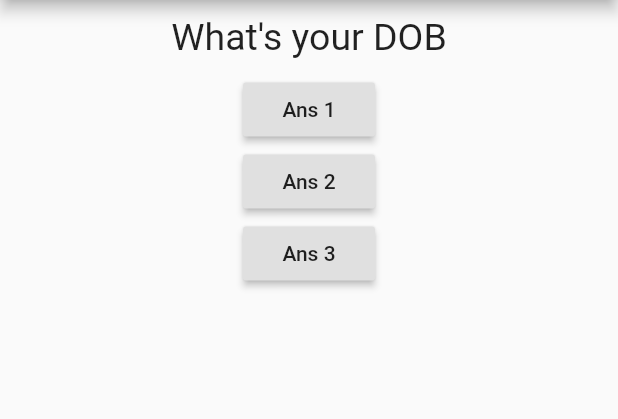
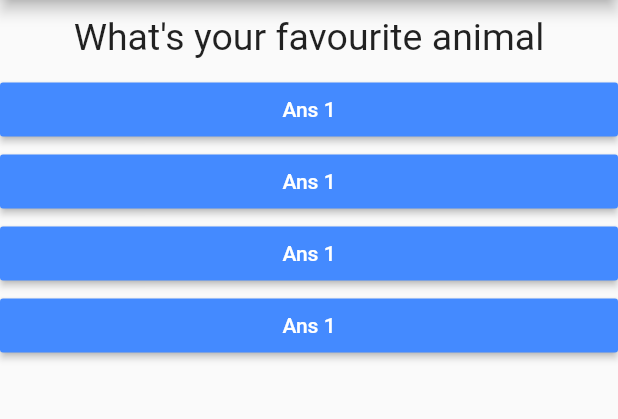
Before and after one commit to 90sDeveloper/QuizApplication, a Flutter app: the screen it shows after launch, after a tap on "Ans 1", on a phone screen of 412 x 824 dp, the part 84-503 px from its top. Run offline on Flutter 3.47's test engine with Material 2 defaults, Android fonts, the phone set to English and light mode, and no system bars.

```diff
--- /dev/null
+++ b/lib/answer.dart
@@ -0,0 +1,21 @@
+import 'package:flutter/material.dart';
+
+class Answer extends StatelessWidget {
+  final Function selectHandler;
+  final String answerText;
+
+  Answer(this.selectHandler, this.answerText);
+
+  @override
+  Widget build(BuildContext context) {
+    return Container(
+      width: double.infinity,
+      child: RaisedButton(
+        color: Colors.blueAccent,
+        textColor: Colors.white,
+        child: Text('Ans 1'),
+        onPressed: selectHandler,
+      ),
+    );
+  }
+}
--- a/lib/main.dart
+++ b/lib/main.dart
@@ -1,5 +1,6 @@
 import 'package:flutter/material.dart';
 import './question.dart';
+import './answer.dart';
 
 void main() => runApp(MyApp());
 
@@ -10,21 +11,31 @@ class MyApp extends StatefulWidget {
     return _MyAppState();
   }
 }
-class _MyAppState extends State<MyApp>
-{
+
+class _MyAppState extends State<MyApp> {
   var _questionIndex = 0;
-  void _answer(){
+  void _answer() {
     setState(() {
       _questionIndex = _questionIndex + 1;
     });
     print(_questionIndex);
-    }
+  }
+
   @override
   Widget build(BuildContext context) {
-
     var questions = [
-      'What\'s your name',
-      'What\'s your DOB'
+      {
+        'questionText': 'What\'s your name',
+        'answers': ['Black', 'Red', 'Green', 'Yellow'],
+      },
+      {
+        'questionText': 'What\'s your favourite animal',
+        'answers': ['Dog', 'Cat', 'Birds', 'Horse'],
+      },
+      {
+        'questionText': 'What\'s your country',
+        'answers': ['India', 'Australia', 'UK', 'China'],
+      },
     ];
     return MaterialApp(
       home: Scaffold(
@@ -33,11 +44,12 @@ class _MyAppState extends State<MyApp>
         ),
         body: Column(children: [
           Question(
-            questions[_questionIndex],
+            questions[_questionIndex]['questionText'],
           ),
-          RaisedButton(child: Text('Ans 1'), onPressed: _answer),
-          RaisedButton(child: Text('Ans 2'), onPressed: _answer),
-          RaisedButton(child: Text('Ans 3'), onPressed: _answer),
+          ...(questions[_questionIndex]['answers'] as List<String>)
+              .map((answer) {
+            return Answer(_answer, answer);
+          }).toList()
         ]),
       ),
     );
```
